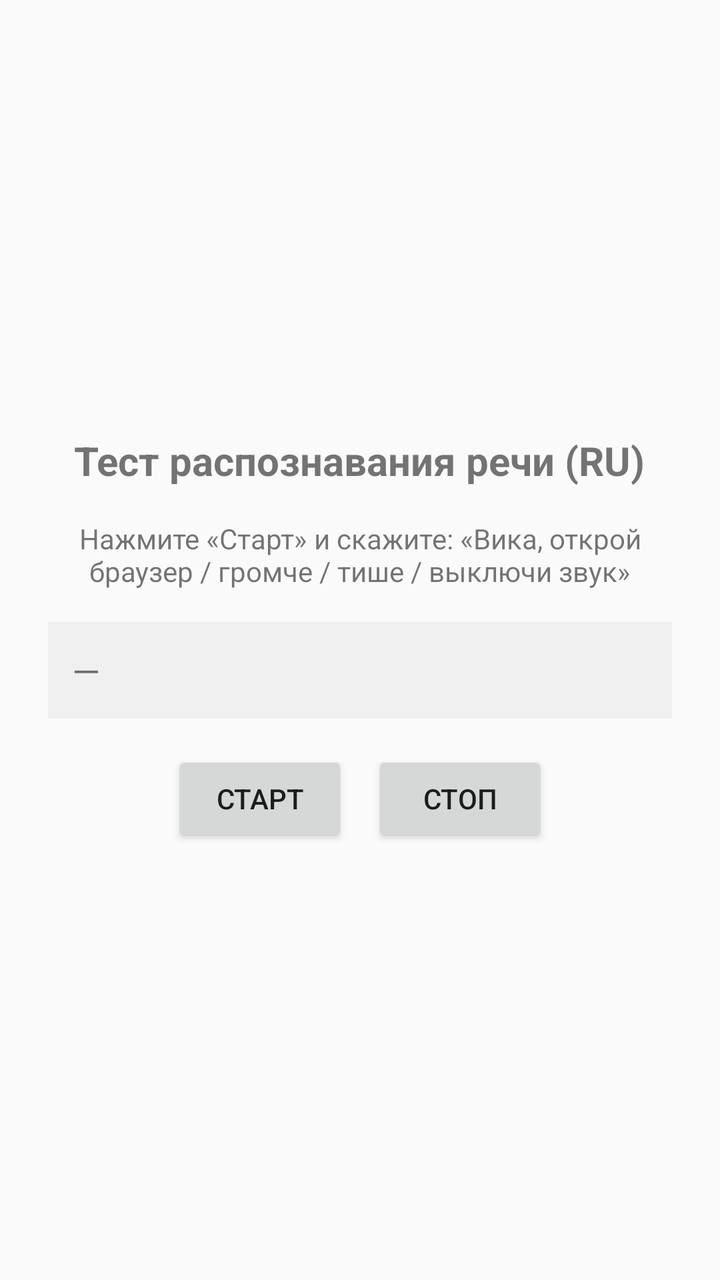
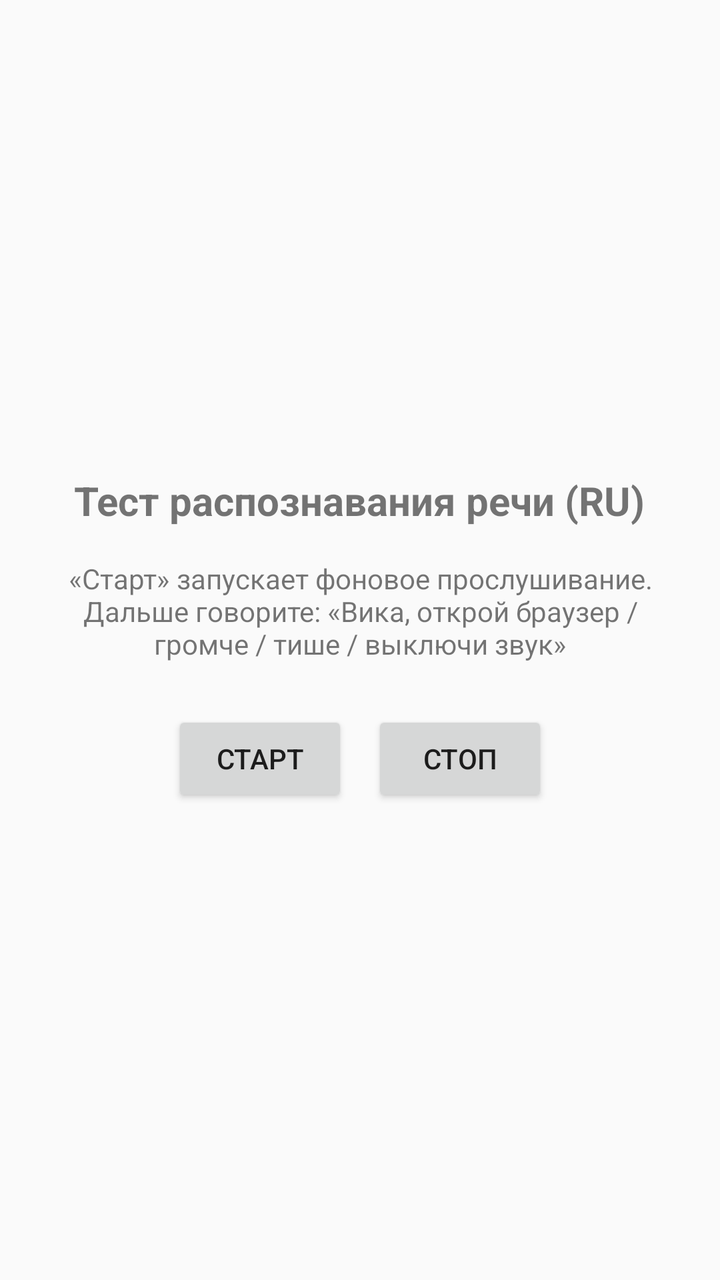

Two renders of the same Android screen: before a commit and after it. Below are the layout's source before the change and the commit's diff.
<!-- AndroidManifest.xml: application theme android:Theme.Material.Light -->
<!-- res/layout/activity_main.xml -->
<?xml version="1.0" encoding="utf-8"?>
<LinearLayout xmlns:android="http://schemas.android.com/apk/res/android"
    android:layout_width="match_parent"
    android:layout_height="match_parent"
    android:orientation="vertical"
    android:padding="24dp"
    android:gravity="center">

    <TextView
        android:id="@+id/titleText"
        android:layout_width="wrap_content"
        android:layout_height="wrap_content"
        android:text="Тест распознавания речи (RU)"
        android:textSize="20sp"
        android:textStyle="bold"
        android:layout_marginBottom="16dp" />

    <TextView
        android:id="@+id/statusText"
        android:layout_width="wrap_content"
        android:layout_height="wrap_content"
        android:text="Нажмите «Старт» и скажите: «Вика, открой браузер / громче / тише / выключи звук»"
        android:textSize="14sp"
        android:gravity="center"
        android:layout_marginBottom="16dp" />

    <TextView
        android:id="@+id/resultText"
        android:layout_width="match_parent"
        android:layout_height="wrap_content"
        android:text="—"
        android:textSize="18sp"
        android:padding="12dp"
        android:background="#f0f0f0"
        android:layout_marginBottom="16dp" />

    <LinearLayout
        android:layout_width="wrap_content"
        android:layout_height="wrap_content"
        android:orientation="horizontal">

        <Button
            android:id="@+id/startButton"
            android:layout_width="wrap_content"
            android:layout_height="wrap_content"
            android:text="Старт"
            android:layout_marginEnd="12dp" />

        <Button
            android:id="@+id/stopButton"
            android:layout_width="wrap_content"
            android:layout_height="wrap_content"
            android:text="Стоп" />
    </LinearLayout>

</LinearLayout>
<!-- resources referenced by this layout -->
<resources>

</resources>

<!-- the commit's change to res/layout/activity_main.xml (unified diff, before → after) -->
@@ -19,20 +19,10 @@
         android:id="@+id/statusText"
         android:layout_width="wrap_content"
         android:layout_height="wrap_content"
-        android:text="Нажмите «Старт» и скажите: «Вика, открой браузер / громче / тише / выключи звук»"
+        android:text="«Старт» запускает фоновое прослушивание. Дальше говорите: «Вика, открой браузер / громче / тише / выключи звук»"
         android:textSize="14sp"
         android:gravity="center"
-        android:layout_marginBottom="16dp" />
-
-    <TextView
-        android:id="@+id/resultText"
-        android:layout_width="match_parent"
-        android:layout_height="wrap_content"
-        android:text="—"
-        android:textSize="18sp"
-        android:padding="12dp"
-        android:background="#f0f0f0"
-        android:layout_marginBottom="16dp" />
+        android:layout_marginBottom="24dp" />
 
     <LinearLayout
         android:layout_width="wrap_content"
